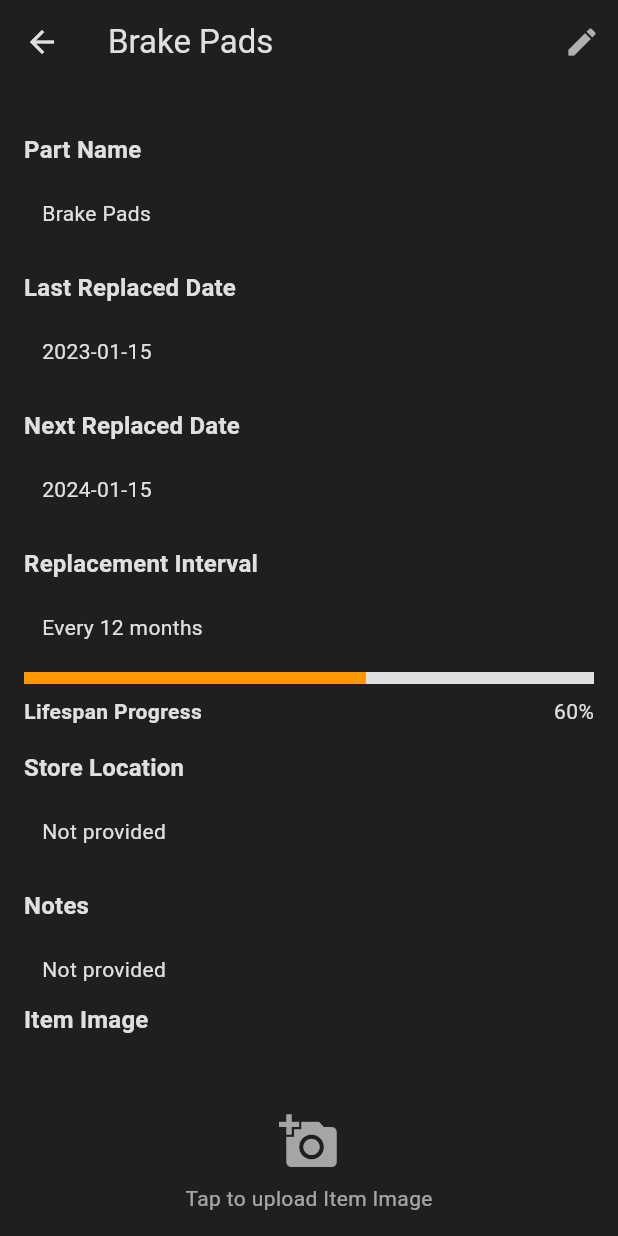
After one commit to codemanbh/Garagecom, a Flutter app: the PartDetailsPage screen opened directly with sample values from the repository, on a phone screen of 412 x 824 dp. The commit adds this screen. Run offline on Flutter 3.47's test engine with Material 3 defaults, Android fonts, the phone set to English and light mode, and no system bars; our stand-ins replace cookie_jar, dio, dio_cookie_manager, flutter_dotenv, image_picker, shared_preferences; accounts and stored records are empty.

Commit message:
add the detailes item page

```diff
--- a/lib/models/CarPart.dart
+++ b/lib/models/CarPart.dart
@@ -1,21 +1,33 @@
 class CarPart {
   String? partName;
-  String? imagePath;
+  String? itemImagePath; // New field
+  String? receiptImagePath; // New field
   int? lastReplaced; // In kilometers
   int? lastReplacedTime; // In months
   String? lastReplacedDate;
   String? nextReplacedDate;
-  String? replacementInterval; // New field
-  double? lifespanProgress; // New field (value between 0.0 and 1.0)
+  String? replacementInterval;
+  double? lifespanProgress; // Value between 0.0 and 1.0
+  String? notes;
+  String? warrantyExpiryDate;
+  String? storeLocation; // New field
 
   CarPart({
     this.partName,
-    this.imagePath,
+    this.itemImagePath,
+    this.receiptImagePath,
     this.lastReplaced,
     this.lastReplacedTime,
     this.lastReplacedDate,
     this.nextReplacedDate,
     this.replacementInterval,
     this.lifespanProgress,
+    this.notes,
+    this.warrantyExpiryDate,
+    this.storeLocation,
   });
+
+  int? get replacementIntervalMonths => null;
+
+  set replacementIntervalMonths(int? replacementIntervalMonths) {}
 }
--- /dev/null
+++ b/lib/pages/PartDetailsPage.dart
@@ -0,0 +1,302 @@
+import 'package:flutter/material.dart';
+import 'package:image_picker/image_picker.dart';
+import 'dart:io';
+import '../models/CarPart.dart';
+
+class PartDetailsPage extends StatefulWidget {
+  final CarPart part;
+
+  const PartDetailsPage({Key? key, required this.part}) : super(key: key);
+
+  @override
+  _PartDetailsPageState createState() => _PartDetailsPageState();
+}
+
+class _PartDetailsPageState extends State<PartDetailsPage> {
+  final ImagePicker _picker = ImagePicker();
+  late CarPart part;
+  bool isEditing = false;
+  final _formKey = GlobalKey<FormState>();
+
+  @override
+  void initState() {
+    super.initState();
+    part = widget.part;
+  }
+
+  Future<void> _pickImage(bool isReceipt) async {
+    final XFile? pickedFile = await _picker.pickImage(source: ImageSource.gallery);
+    if (pickedFile != null) {
+      setState(() {
+        if (isReceipt) {
+          part.receiptImagePath = pickedFile.path;
+        } else {
+          part.itemImagePath = pickedFile.path;
+        }
+      });
+    }
+  }
+
+  void _toggleEditMode() {
+    setState(() {
+      isEditing = !isEditing;
+    });
+  }
+
+  void _saveChanges() {
+    if (_formKey.currentState!.validate()) {
+      _formKey.currentState!.save();
+      setState(() {
+        isEditing = false;
+      });
+      ScaffoldMessenger.of(context).showSnackBar(
+        SnackBar(
+          content: Text('Changes saved successfully!'),
+          backgroundColor: Theme.of(context).primaryColor, // Use theme color
+        ),
+      );
+    }
+  }
+
+  @override
+  Widget build(BuildContext context) {
+    return Scaffold(
+      appBar: AppBar(
+        title: Text(part.partName ?? 'Part Details'),
+        actions: [
+          IconButton(
+            icon: Icon(isEditing ? Icons.save : Icons.edit),
+            onPressed: isEditing ? _saveChanges : _toggleEditMode,
+          ),
+        ],
+      ),
+      body: SingleChildScrollView(
+        padding: const EdgeInsets.all(16.0),
+        child: Form(
+          key: _formKey,
+          child: Column(
+            crossAxisAlignment: CrossAxisAlignment.start,
+            children: [
+
+              const SizedBox(height: 16.0),
+              // Part Name
+              _buildEditableField(
+                label: 'Part Name',
+                value: part.partName,
+                onSaved: (value) => part.partName = value,
+                isEditing: isEditing,
+              ),
+              const SizedBox(height: 16.0),
+              // Last Replaced Date
+              _buildEditableField(
+                label: 'Last Replaced Date',
+                value: part.lastReplacedDate,
+                onSaved: (value) => part.lastReplacedDate = value,
+                isEditing: isEditing,
+              ),
+              const SizedBox(height: 16.0),
+              // Next Replaced Date
+              _buildEditableField(
+                label: 'Next Replaced Date',
+                value: part.nextReplacedDate,
+                onSaved: (value) => part.nextReplacedDate = value,
+                isEditing: isEditing,
+              ),
+              const SizedBox(height: 16.0),
+              // Replacement Interval
+              _buildEditableField(
+                label: 'Replacement Interval',
+                value: part.replacementInterval,
+                onSaved: (value) => part.replacementInterval = value,
+                isEditing: isEditing,
+              ),
+               const SizedBox(height: 8.0),
+                      // Progress Indicator
+                        LinearProgressIndicator(
+                        value: part.lifespanProgress ?? 0.0, // A value between 0.0 and 1.0
+                        backgroundColor: Colors.grey[300],
+                        color: _getProgressColor(part.lifespanProgress),
+                        minHeight: 8.0, // Increase the height of the progress bar
+                        ),
+                        const SizedBox(height: 8.0),
+                        Row(
+                        mainAxisAlignment: MainAxisAlignment.spaceBetween,
+                        children: [
+                          Text(
+                          'Lifespan Progress',
+                          style: Theme.of(context).textTheme.bodyMedium?.copyWith(
+                              fontWeight: FontWeight.bold,
+                            ),
+                          ),
+                          Text(
+                          '${((part.lifespanProgress ?? 0.0) * 100).toStringAsFixed(0)}%',
+                          style: Theme.of(context).textTheme.bodyMedium,
+                          ),
+                        ],
+                        ),
+              const SizedBox(height: 16.0),
+              // Store Location
+              _buildEditableField(
+                label: 'Store Location',
+                value: part.storeLocation,
+                onSaved: (value) => part.storeLocation = value,
+                isEditing: isEditing,
+              ),
+              const SizedBox(height: 16.0),
+              // Notes
+              _buildEditableField(
+                label: 'Notes',
+                value: part.notes,
+                onSaved: (value) => part.notes = value,
+                isEditing: isEditing,
+                maxLines: 3,
+              ),
+                // Item Image
+              _buildImageSection(
+                label: 'Item Image',
+                imagePath: part.itemImagePath,
+                onTap: () => _pickImage(false),
+              ),
+              const SizedBox(height: 16.0),
+              // Receipt Image
+              _buildImageSection(
+                label: 'Receipt Image',
+                imagePath: part.receiptImagePath,
+                onTap: () => _pickImage(true),
+              ),
+            ],
+          ),
+        ),
+      ),
+    );
+  }
+
+  Widget _buildImageSection({
+    required String label,
+    required String? imagePath,
+    required VoidCallback onTap,
+  }) {
+    return Column(
+      crossAxisAlignment: CrossAxisAlignment.start,
+      children: [
+        Text(
+          label,
+          style: Theme.of(context).textTheme.titleMedium?.copyWith(
+                fontWeight: FontWeight.bold,
+              ),
+        ),
+        const SizedBox(height: 8.0),
+        GestureDetector(
+          onTap: onTap,
+          child: Container(
+            width: double.infinity,
+            height: 150,
+            decoration: BoxDecoration(
+              color: Theme.of(context).cardColor, // Use card color
+              borderRadius: BorderRadius.circular(12.0),
+            ),
+            child: imagePath != null
+                ? ClipRRect(
+                    borderRadius: BorderRadius.circular(12.0),
+                    child: Image.file(
+                      File(imagePath),
+                      width: double.infinity,
+                      height: 150,
+                      fit: BoxFit.cover,
+                    ),
+                  )
+                : Center(
+                    child: Column(
+                      mainAxisAlignment: MainAxisAlignment.center,
+                      children: [
+                        Icon(
+                          Icons.add_a_photo,
+                          size: 40,
+                          color: Theme.of(context).hintColor, // Use hint color
+                        ),
+                        const SizedBox(height: 8.0),
+                        Text(
+                          'Tap to upload $label',
+                          style: TextStyle(
+                            color: Theme.of(context).hintColor, // Use hint color
+                          ),
+                        ),
+                      ],
+                    ),
+                  ),
+          ),
+        ),
+      ],
+    );
+  }
+
+  Widget _buildEditableField({
+    required String label,
+    required String? value,
+    required Function(String?) onSaved,
+    required bool isEditing,
+    int maxLines = 1,
+  }) {
+    return Column(
+      crossAxisAlignment: CrossAxisAlignment.start,
+      children: [
+        Text(
+          label,
+          style: Theme.of(context).textTheme.titleMedium?.copyWith(
+                fontWeight: FontWeight.bold,
+              ),
+        ),
+        const SizedBox(height: 8.0),
+        isEditing
+            ? TextFormField(
+                initialValue: value,
+                decoration: InputDecoration(
+                  hintText: 'Enter $label',
+                  border: OutlineInputBorder(
+                    borderRadius: BorderRadius.circular(12.0),
+                    borderSide: BorderSide(
+                      color: Theme.of(context).primaryColor, // Use primary color
+                    ),
+                  ),
+                  focusedBorder: OutlineInputBorder(
+                    borderRadius: BorderRadius.circular(12.0),
+                    borderSide: BorderSide(
+                      color: Theme.of(context).primaryColor, // Use primary color
+                    ),
+                  ),
+                ),
+                maxLines: maxLines,
+                onSaved: onSaved,
+                validator: (value) {
+                  if (value == null || value.isEmpty) {
+                    return 'Please enter $label';
+                  }
+                  return null;
+                },
+              )
+            : Container(
+                width: double.infinity,
+                padding: const EdgeInsets.all(12.0),
+                decoration: BoxDecoration(
+                  color: Theme.of(context).cardColor, // Use card color
+                  borderRadius: BorderRadius.circular(12.0),
+                ),
+                child: Text(
+                  value ?? 'Not provided',
+                  style: Theme.of(context).textTheme.bodyMedium,
+                ),
+              ),
+      ],
+    );
+  }
+  Color _getProgressColor(double? progress) {
+    if (progress == null) return Colors.grey;
+    if (progress > 0.75) {
+      return Colors.green;
+    } else if (progress > 0.5) {
+      return Colors.orange;
+    } else {
+      return Colors.red;
+    }
+  }
+}
--- a/lib/pages/ServicePage.dart
+++ b/lib/pages/ServicePage.dart
@@ -3,6 +3,7 @@ import 'package:image_picker/image_picker.dart';
 import '../components/CustomNavBar.dart';
 import '../models/CarPart.dart';
 import '../models/ServiceParts.dart';
+import 'PartDetailsPage.dart'; // Import the new details page
 
 class ServicePage extends StatelessWidget {
   const ServicePage({Key? key}) : super(key: key);
@@ -14,6 +15,14 @@ class ServicePage extends StatelessWidget {
 
     void goToAddPartPage() {
       Navigator.of(context).pushNamed('/AddPartPage');
+    }
+
+    void goToPartDetailsPage(CarPart part) {
+      Navigator.of(context).push(
+        MaterialPageRoute(
+          builder: (context) => PartDetailsPage(part: part),
+        ),
+      );
     }
 
     return Scaffold(
@@ -32,7 +41,9 @@ class ServicePage extends StatelessWidget {
           itemCount: carParts.length,
           itemBuilder: (context, index) {
             final part = carParts[index];
-            return Card(
+            return GestureDetector(
+              onTap: () => goToPartDetailsPage(part),
+              child: Card(
                 child: Padding(
                   padding: const EdgeInsets.all(16.0),
                   child: Column(
@@ -84,7 +95,7 @@ class ServicePage extends StatelessWidget {
                       LinearProgressIndicator(
                         value: part.lifespanProgress, // A value between 0.0 and 1.0
                         backgroundColor: Colors.grey[300],
-                      color: _getProgressColor(part.lifespanProgress ?? 0.0),
+                        color: _getProgressColor(part.lifespanProgress),
                       ),
                       const SizedBox(height: 4.0),
                       Text(
@@ -92,6 +103,7 @@ class ServicePage extends StatelessWidget {
                         style: Theme.of(context).textTheme.bodySmall,
                       ),
                     ],
+                  ),
                 ),
               ),
             );
@@ -111,7 +123,8 @@ class ServicePage extends StatelessWidget {
   }
 
   // Helper function to determine progress bar color
-  Color _getProgressColor(double progress) {
+  Color _getProgressColor(double? progress) {
+    if (progress == null) return Colors.grey;
     if (progress > 0.75) {
       return Colors.green;
     } else if (progress > 0.5) {
```
Lines whose indentation alone changed are shown as unchanged.
